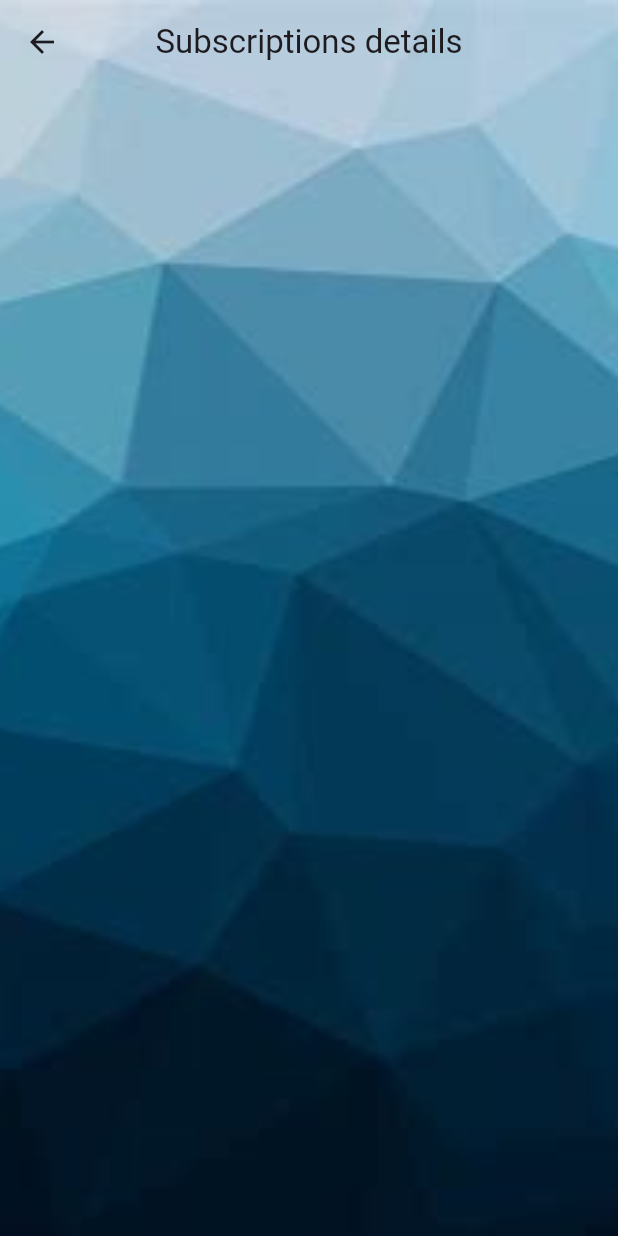
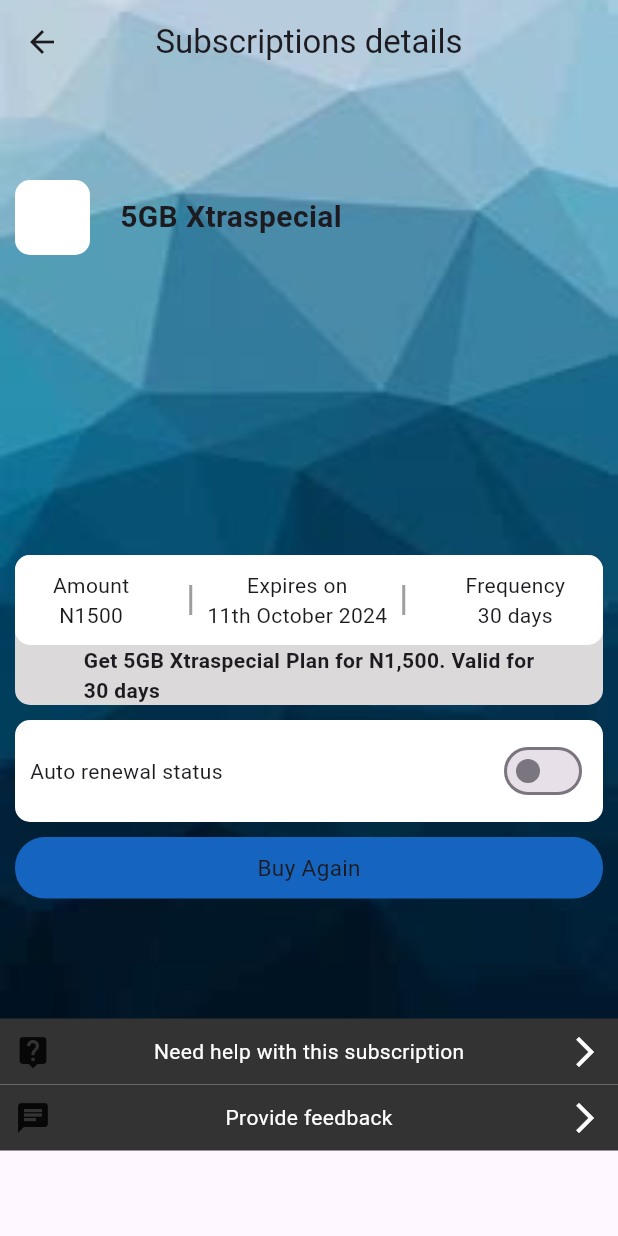
Before and after one commit to Zackcodder/training_final_project, a Flutter app: the FoundationsScreen screen opened directly, on a phone screen of 412 x 824 dp. Run offline on Flutter 3.47's test engine with Material 3 defaults, Android fonts, the phone set to English and light mode, and no system bars; our stand-ins replace font_awesome_flutter.

Commit message:
modified:   lib/screens/help/foundations_screen.dart

```diff
--- a/lib/screens/help/foundations_screen.dart
+++ b/lib/screens/help/foundations_screen.dart
@@ -15,13 +15,168 @@ class FoundationsScreen extends StatelessWidget {
           'Subscriptions details',
         ),
       ),
-    body: Container(
+      body: Column(
+        children: [
+          Container(
+            padding: EdgeInsets.only(bottom: 80, left: 10, right: 10),
             decoration: BoxDecoration(
-        image:  DecorationImage(
+              image: DecorationImage(
                 image: AssetImage('assets/images/background1.jpg'),
                 fit: BoxFit.cover,
+              ),
+            ),
+            child: Column(
+              children: [
+                SizedBox(
+                  height: 120,
+                ),
+                Row(
+                  children: [
+                    SizedBox(
+                      height: 50,
+                      width: 50,
+                      child: Container(
+                          decoration: BoxDecoration(
+                        color: Colors.white,
+                        borderRadius: BorderRadius.circular(10),
+                      )),
+                    ),
+                    SizedBox(
+                      width: 20,
+                    ),
+                    Text('5GB Xtraspecial',
+                        style: TextStyle(
+                            fontWeight: FontWeight.bold, fontSize: 20))
+                  ],
+                ),
+                SizedBox(
+                  height: 200,
+                ),
+                Container(
+                  margin: EdgeInsets.only(bottom: 10),
+                  decoration: BoxDecoration(
+                      color: const Color.fromARGB(255, 219, 217, 217),
+                      borderRadius: BorderRadius.circular(10)),
+                  child: Column(
+                    children: [
+                      //internal container
+                      Container(
+                        padding: EdgeInsets.all(10),
+                        decoration: BoxDecoration(
+                            color: Colors.white,
+                            borderRadius: BorderRadius.circular(10)),
+                        child: Row(
+                          mainAxisAlignment: MainAxisAlignment.center,
+                          children: [
+                            Column(
+                              children: [Text('Amount'), Text('N1500')],
+                            ),
+                            Container(
+                              margin: EdgeInsets.only(left: 40, right: 10),
+                              color: Colors.grey,
+                              height: 20,
+                              width: 2,
+                            ),
+                            Column(
+                              children: [
+                                Text('Expires on'),
+                                Text('11th October 2024')
+                              ],
+                            ),
+                            Container(
+                              margin: EdgeInsets.only(left: 10, right: 40),
+                              color: Colors.grey,
+                              height: 20,
+                              width: 2,
+                            ),
+                            Column(
+                              children: [Text('Frequency'), Text('30 days')],
+                            ),
+                          ],
+                        ),
+                      ),
+                      Text(
+                        'Get 5GB Xtraspecial Plan for N1,500. Valid for\n30 days',
+                        style: TextStyle(fontWeight: FontWeight.bold),
                       )
+                    ],
+                  ),
+                ),
+                //auto renewal
+                Container(
+                  padding: EdgeInsets.all(10),
+                  margin: EdgeInsets.only(bottom: 10),
+                  decoration: BoxDecoration(
+                      color: Colors.white,
+                      borderRadius: BorderRadius.circular(10)),
+                  child: Row(
+                    mainAxisAlignment: MainAxisAlignment.spaceBetween,
+                    children: [
+                      Text('Auto renewal status'),
+                      Switch(
+                        value: false,
+                        onChanged: (value) {},
                       )
+                    ],
+                  ),
+                ),
+                //buy again
+                Container(
+                  padding: EdgeInsets.all(10),
+                  decoration: BoxDecoration(
+                      color: Colors.blue.shade800,
+                      borderRadius: BorderRadius.circular(20)),
+                  child: Row(
+                    mainAxisAlignment: MainAxisAlignment.center,
+                    children: [
+                      Text(
+                        'Buy Again',
+                        style: TextStyle(fontSize: 15),
+                      ),
+                    ],
+                  ),
+                ),
+              ],
+            ),
+          ),
+          //need help
+          Container(
+            padding: EdgeInsets.all(10),
+            color: const Color.fromARGB(255, 51, 51, 51),
+            child: Row(
+              mainAxisAlignment: MainAxisAlignment.spaceBetween,
+              children: [
+                Icon(Icons.live_help),
+                Text(
+                  'Need help with this subscription',
+                  style: TextStyle(color: Colors.white),
+                ),
+                Icon(
+                  Icons.arrow_forward_ios,
+                  color: Colors.white,
+                )
+              ],
+            ),
+          ),
+          Container(
+            padding: EdgeInsets.all(10),
+            color: const Color.fromARGB(255, 51, 51, 51),
+            child: Row(
+              mainAxisAlignment: MainAxisAlignment.spaceBetween,
+              children: [
+                Icon(Icons.chat),
+                Text(
+                  'Provide feedback',
+                  style: TextStyle(color: Colors.white),
+                ),
+                Icon(
+                  Icons.arrow_forward_ios,
+                  color: Colors.white,
+                )
+              ],
+            ),
+          ),
+        ],
       ),
     );
   }
```
Lines whose indentation alone changed are shown as unchanged.
